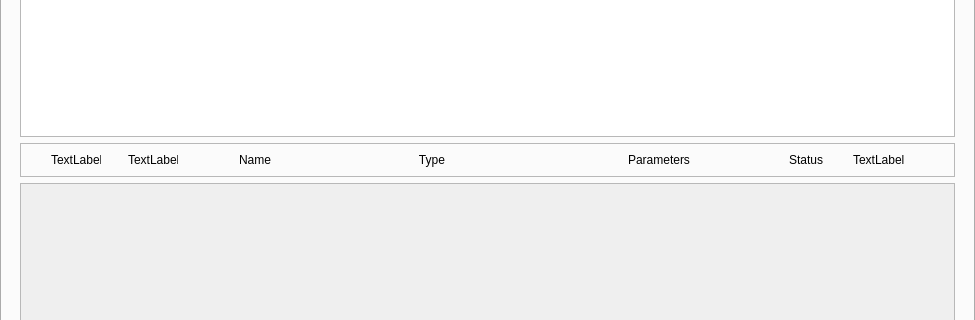
Qt form python_interface/uis/Project.ui (cbgp/diyabc) before a commit; both pictures show x 0 to 975 and y 204 to 524 of the 975 by 810 pixel window.
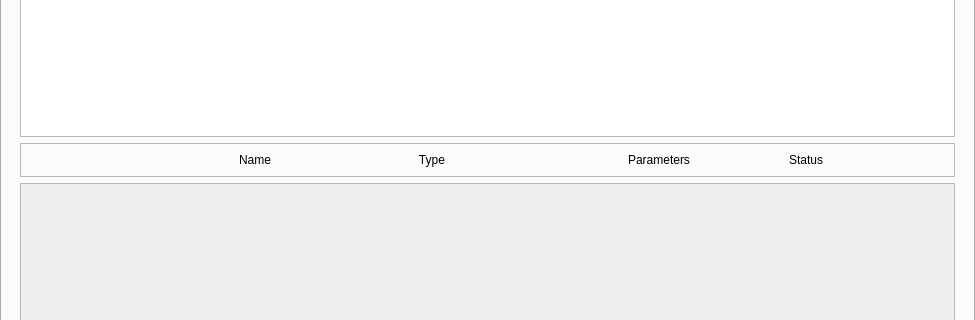
The same form after that commit. The open tabs and pages were chosen to show the change.

The edit to the form file:
```diff
--- a/python_interface/uis/Project.ui
+++ b/python_interface/uis/Project.ui
@@ -936,7 +936,7 @@
                 </size>
                </property>
                <property name="text">
-                <string>TextLabel</string>
+                <string/>
                </property>
               </widget>
              </item>
@@ -955,7 +955,7 @@
                 </size>
                </property>
                <property name="text">
-                <string>TextLabel</string>
+                <string/>
                </property>
               </widget>
              </item>
@@ -1062,7 +1062,7 @@
                 </size>
                </property>
                <property name="text">
-                <string>TextLabel</string>
+                <string/>
                </property>
               </widget>
              </item>
```
Left out of the diff: 2 changed lines with no effect on the pictures.
